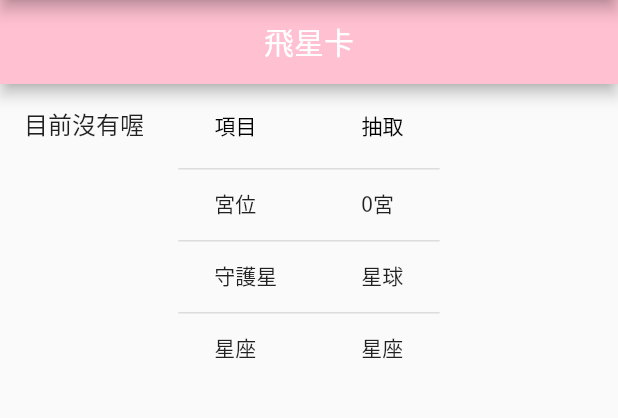
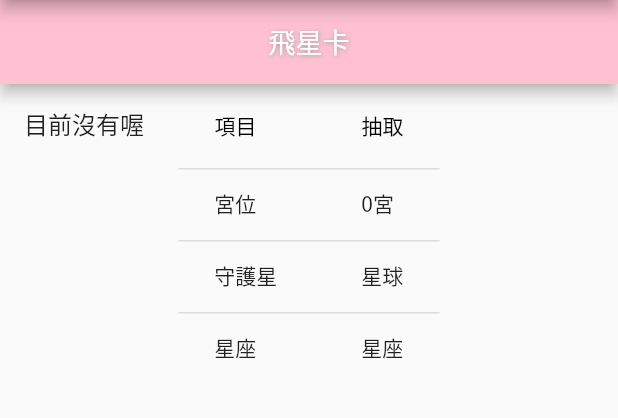
Before and after one commit to fanfaner1207/divination, a Flutter app: the screen it shows after launch, on a phone screen of 412 x 824 dp, the part 84-502 px from its top. Run offline on Flutter 3.47's test engine with Material 2 defaults, Android fonts, the phone set to English and light mode, and no system bars; missing offline and left inert: bottom_drawer.

Commit message:
version 1.2.1 細修appBar文字陰影

```diff
--- a/lib/tabs/astrology.dart
+++ b/lib/tabs/astrology.dart
@@ -4,12 +4,14 @@ import 'package:flutter/material.dart';
 import '../data/constants.dart';
 
 // 歷史紀錄
-// 1.要有時間 V
-// 2.可以刪除
-// 3.永久記得
-// 4.靠左但要有一點空格 V
-// 5."現在沒有喔"隨著抽第一次刪除 V
-// 6.中間的字體變大、變成一個表
+// 靠左但要有一點空格 V
+// "現在沒有喔"隨著抽第一次刪除 V
+// 中間的字體變大、變成一個表 V
+// 要有時間 V
+// 可以刪除
+// 永久記得
+// 針對每行可以手動備註
+// Datatable要修改文字大小
 
 BottomDrawerController controller = BottomDrawerController();
 Widget buildBottomDrawer(BuildContext context) {
@@ -75,7 +77,14 @@ class _AstrologyState extends State<Astrology> {
   Widget build(BuildContext context) {
     return Scaffold(
         appBar: AppBar(
-          title: const Center(child: Text('飛星卡')),
+          title: const Center(
+              child: Text('飛星卡',
+                  style: TextStyle(fontSize: 18, shadows: [
+                    Shadow(
+                        offset: Offset(0.5, 0.5),
+                        blurRadius: 3.0,
+                        color: Colors.grey)
+                  ]))),
           backgroundColor: const Color.fromARGB(255, 255, 192, 209),
           // titleTextStyle:
         ),
```
